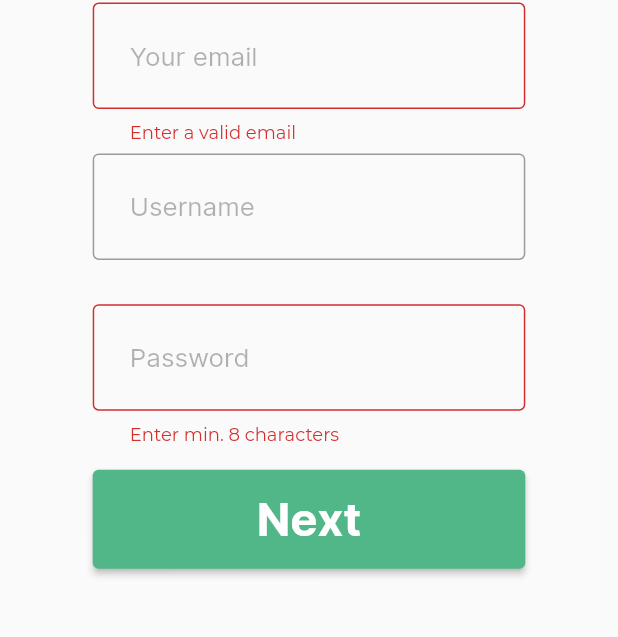
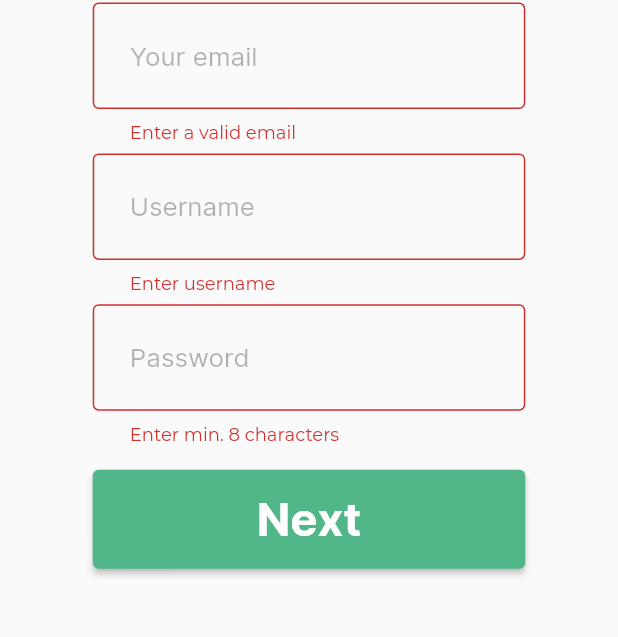
Before and after one commit to Syn4z/Cash-Flow, a Flutter app: the newAcc1 screen opened directly, after a tap on "Next", on a phone screen of 412 x 824 dp, the part 547-1184 px from its top. Run offline on Flutter 3.47's test engine with Material 2 defaults, Android fonts, the light colour scheme and no system bars; our stand-ins replace email_validator, pie_chart, smooth_page_indicator; network calls fail; project files that could hold a hidden picture were left out.

Commit message:
validation of username

```diff
--- a/cash_flow/lib/screens/newAcc1.dart
+++ b/cash_flow/lib/screens/newAcc1.dart
@@ -19,6 +19,7 @@ class newAcc1 extends StatefulWidget {
 class _newAcc1State extends State<newAcc1> {
   final key = GlobalKey<FormState>();
   final key2 = GlobalKey<FormState>();
+  final key3 = GlobalKey<FormState>();
   @override
   Widget build(BuildContext context) {
     final screenWidth = MediaQuery.of(context).size.width;
@@ -46,6 +47,8 @@ class _newAcc1State extends State<newAcc1> {
             upperMargin: screenHeight * 0.002,
           ),
           InputBar(
+            username: true,
+            formKey: key3,
             text: 'Username',
             upperMargin: screenHeight * 0.007,
           ),
@@ -59,6 +62,7 @@ class _newAcc1State extends State<newAcc1> {
           nextBtn(
               formKey: key,
               formKey2: key2,
+              formKey3: key3,
               text: 'Next',
               upperMargin: screenHeight * 0.019,
               widgetName: const newAcc2()),
--- a/cash_flow/lib/widgets/input.dart
+++ b/cash_flow/lib/widgets/input.dart
@@ -6,6 +6,7 @@ class InputBar extends StatelessWidget {
   final bool? passwordLogin;
   final bool? passwordRegistration;
   final bool? email;
+  final bool? username;
   final String text;
   final double upperMargin;
   final GlobalKey<FormState>? formKey;
@@ -17,7 +18,8 @@ class InputBar extends StatelessWidget {
       this.passwordLogin,
       this.passwordRegistration,
       this.email,
-      this.formKey});
+      this.formKey,
+      this.username});
 
   @override
   Widget build(BuildContext context) {
@@ -45,6 +47,12 @@ class InputBar extends StatelessWidget {
                   } else {
                     return null;
                   }
+                } else if (username == true) {
+                  if (value == null || value.length < 1) {
+                    return 'Enter username';
+                  } else {
+                    return null;
+                  }
                 } else {
                   return null;
                 }
--- a/cash_flow/lib/widgets/nextButton.dart
+++ b/cash_flow/lib/widgets/nextButton.dart
@@ -6,13 +6,15 @@ class nextBtn extends StatelessWidget {
   final Widget widgetName;
   final GlobalKey<FormState>? formKey;
   final GlobalKey<FormState>? formKey2;
+  final GlobalKey<FormState>? formKey3;
   const nextBtn(
       {super.key,
       required this.text,
       required this.upperMargin,
       required this.widgetName,
       this.formKey,
-      this.formKey2});
+      this.formKey2,
+      this.formKey3});
 
   @override
   Widget build(BuildContext context) {
@@ -26,14 +28,10 @@ class nextBtn extends StatelessWidget {
         onPressed: () {
           final isValidForm = formKey?.currentState?.validate();
           final isValidForm2 = formKey2?.currentState?.validate();
-          if (isValidForm2 == null) {
-            if (isValidForm == null || isValidForm == true) {
-              Navigator.push(
-                  context, MaterialPageRoute(builder: (context) => widgetName));
-            } else {
-              return;
-            }
-          } else if (isValidForm == true && isValidForm2 == true) {
+          final isValidForm3 = formKey3?.currentState?.validate();
+          if ((isValidForm == true || isValidForm == null) &&
+              (isValidForm2 == true || isValidForm2 == null) &&
+              (isValidForm3 == true || isValidForm3 == null)) {
             Navigator.push(
                 context, MaterialPageRoute(builder: (context) => widgetName));
           } else {
```
Also changed, not shown: cash_flow/lib/screens/main.dart (+6 -6 lines), cash_flow/lib/widgets/pieChart.dart (+35 -12 lines).
